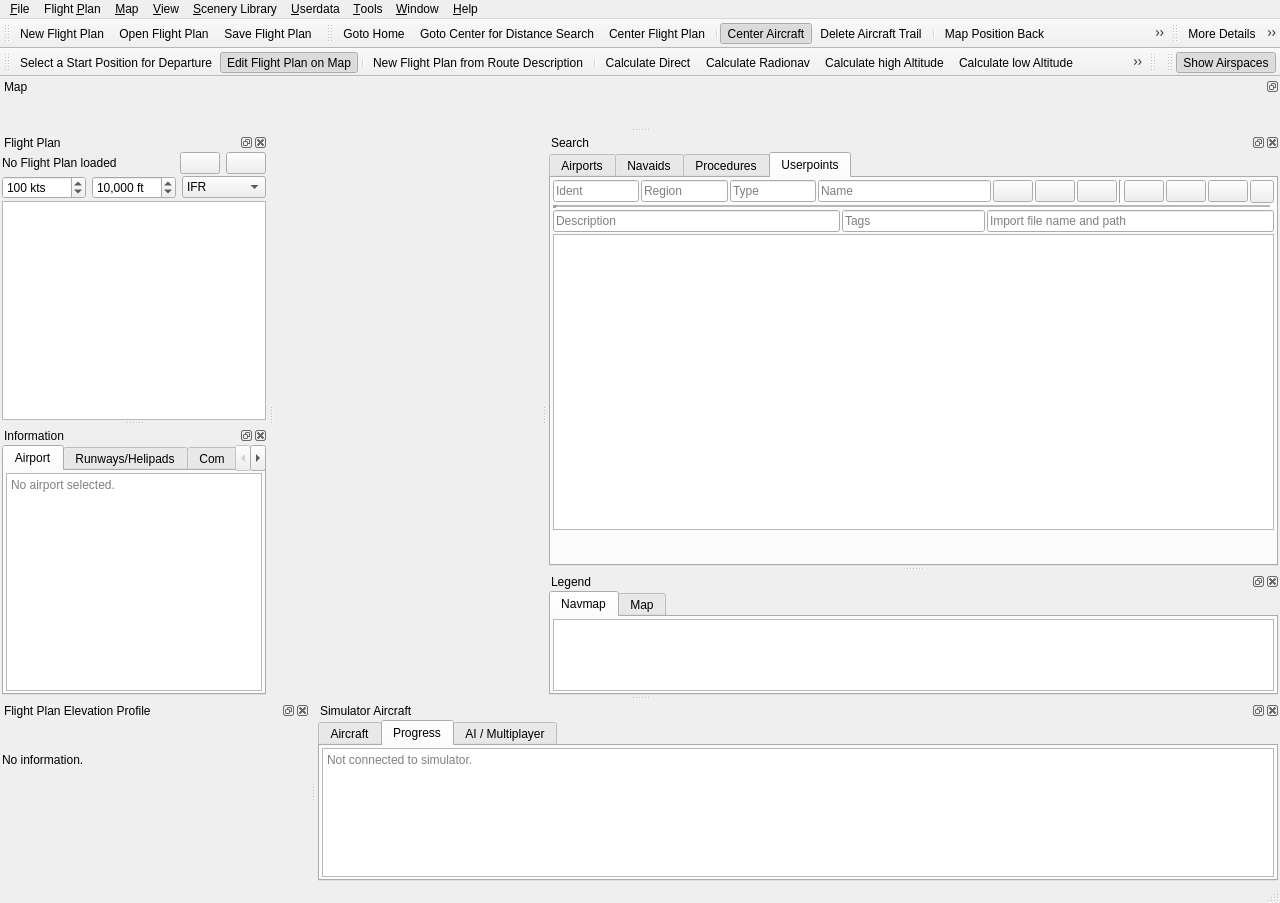
Old version of the form src/gui/mainwindow.ui in the repository albar965/littlenavmap.
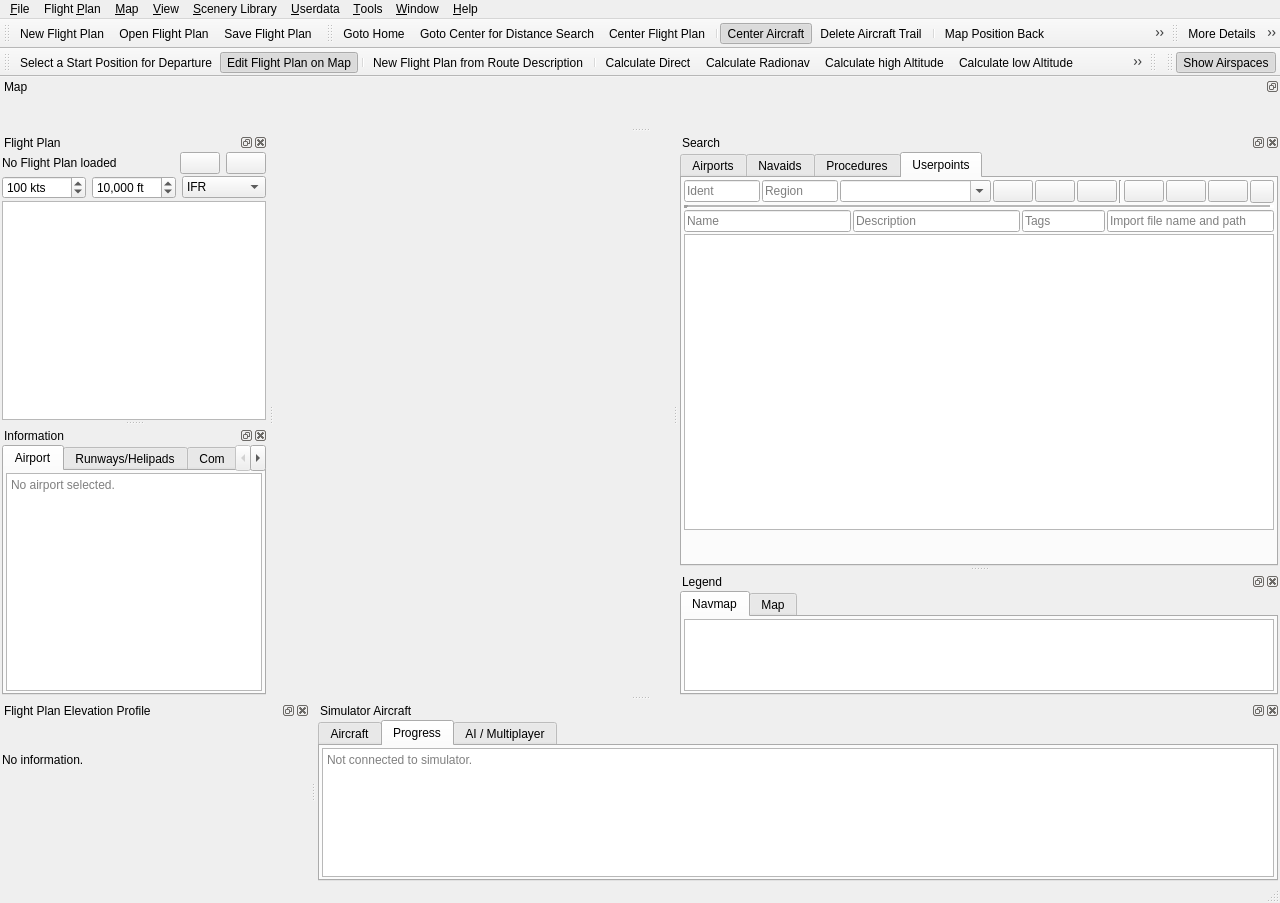
New version of the form. The open tabs and pages were chosen to show the change. Icons and pictures are not drawn.

Commit message: Changed type line edit in userpoint search to combo box showing available types. Removed useless "All" in dropdown menu in user search. Moved name to more search options. All #3

The edit to the form file:
```diff
--- a/src/gui/mainwindow.ui
+++ b/src/gui/mainwindow.ui
@@ -2467,10 +2467,10 @@
             </widget>
            </item>
            <item>
-            <widget class="QLineEdit" name="lineEditUserdataType">
+            <widget class="QComboBox" name="comboBoxUserdataType">
              <property name="sizePolicy">
-              <sizepolicy hsizetype="Expanding" vsizetype="Fixed">
-               <horstretch>1</horstretch>
+              <sizepolicy hsizetype="Preferred" vsizetype="Fixed">
+               <horstretch>2</horstretch>
                <verstretch>0</verstretch>
               </sizepolicy>
              </property>
@@ -2480,26 +2480,16 @@
              <property name="statusTip">
               <string>Type of the userpoint which will defined the used icon</string>
              </property>
-             <property name="placeholderText">
-              <string>Type</string>
-             </property>
-             <property name="clearButtonEnabled">
+             <property name="editable">
               <bool>true</bool>
              </property>
-            </widget>
-           </item>
-           <item>
-            <widget class="QLineEdit" name="lineEditUserdataName">
-             <property name="sizePolicy">
-              <sizepolicy hsizetype="Expanding" vsizetype="Fixed">
-               <horstretch>2</horstretch>
-               <verstretch>0</verstretch>
-              </sizepolicy>
+             <property name="maxVisibleItems">
+              <number>30</number>
              </property>
-             <property name="placeholderText">
-              <string>Name</string>
+             <property name="insertPolicy">
+              <enum>QComboBox::NoInsert</enum>
              </property>
-             <property name="clearButtonEnabled">
+             <property name="frame">
               <bool>true</bool>
              </property>
             </widget>
@@ -2667,6 +2657,22 @@
            <property name="topMargin">
             <number>0</number>
            </property>
+           <item>
+            <widget class="QLineEdit" name="lineEditUserdataName">
+             <property name="sizePolicy">
+              <sizepolicy hsizetype="Expanding" vsizetype="Fixed">
+               <horstretch>2</horstretch>
+               <verstretch>0</verstretch>
+              </sizepolicy>
+             </property>
+             <property name="placeholderText">
+              <string>Name</string>
+             </property>
+             <property name="clearButtonEnabled">
+              <bool>true</bool>
+             </property>
+            </widget>
+           </item>
            <item>
             <widget class="QLineEdit" name="lineEditUserdataDescription">
              <property name="sizePolicy">
```
Left out of the diff: 21 changed lines with no effect on the pictures. The commit also changes 5 other files.
